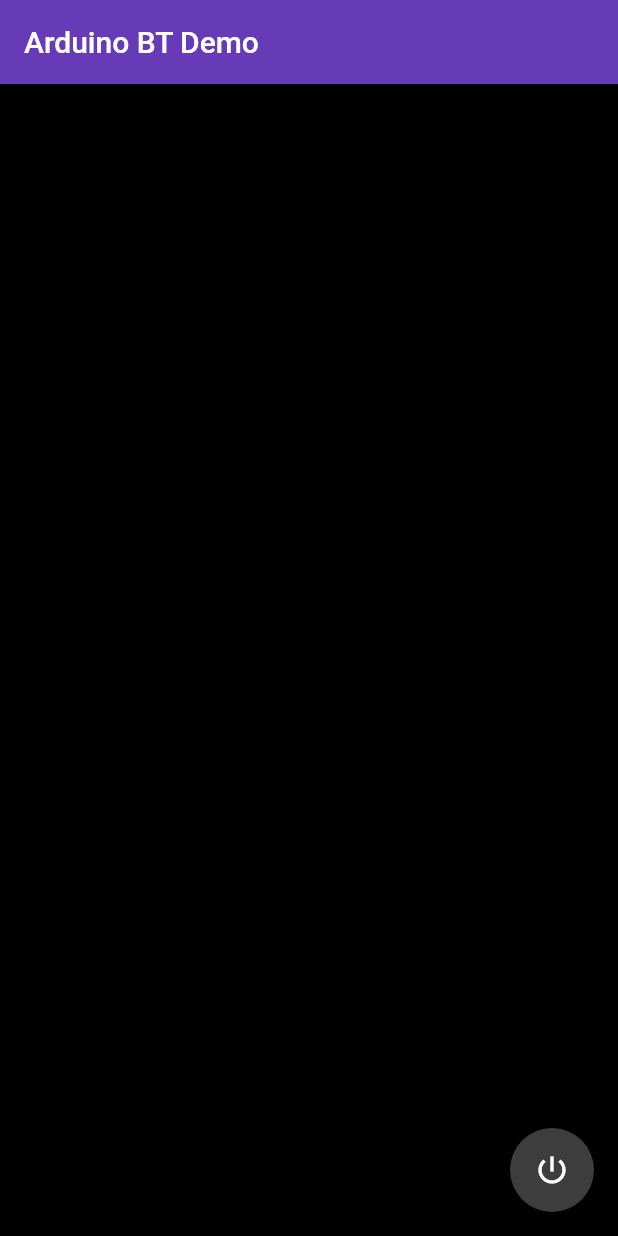
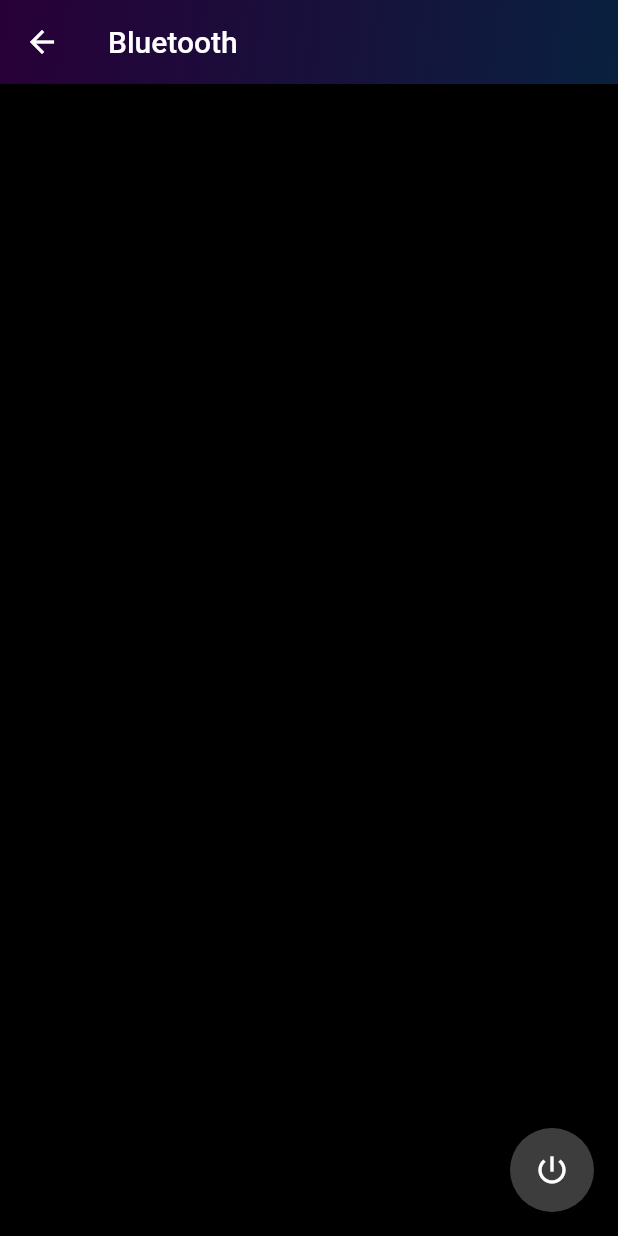
Before and after one commit to sigl-hamilton/keeprFlutter, a Flutter app: the screen it shows after launch, after a tap on the "bluetooth connected" icon, on a phone screen of 412 x 824 dp. Run offline on Flutter 3.47's test engine with Material 2 defaults, Android fonts, the phone set to English and light mode, and no system bars; statements that could not run were skipped.

Commit message:
Added custom nav bar color

```diff
--- a/lib/screens/bluetooth_main.dart
+++ b/lib/screens/bluetooth_main.dart
@@ -1,30 +1,16 @@
 import 'package:flutter/material.dart';
+import 'package:keepr/screens/nav_bar_color.dart';
 import 'dart:async';
 import 'bt_controller.dart';
 
 //void main() => runApp(ArduinoBT());
 
-class ArduinoBT extends StatelessWidget {
+class ArduinoBT extends StatefulWidget {
   @override
-  Widget build(BuildContext context) {
-    return MaterialApp(
-      title: 'Arduino BT Demo',
-      theme: ThemeData(primarySwatch: Colors.deepPurple),
-      home: MainPage(title: 'Arduino BT Demo'),
-    );
-  }
+  createState() => ArduinoBTState();
 }
 
-class MainPage extends StatefulWidget {
-  MainPage({Key key, this.title}) : super(key: key);
-
-  final String title;
-
-  @override
-  _MainPageState createState() => _MainPageState();
-}
-
-class _MainPageState extends State<MainPage> {
+class ArduinoBTState extends State<ArduinoBT> {
   String sensorValue = "N/A";
   bool ledState = false;
 
@@ -45,13 +31,13 @@ class _MainPageState extends State<MainPage> {
     setState(() {
       ledState = !ledState;
     });
-   // BTController.transmit(ledState ? '0' : '1');
+    // BTController.transmit(ledState ? '0' : '1');
   }
 
   Future<void> scanDevices() async {
-   // BTController.enumerateDevices().then((devices) {
-  //    onGetDevices(devices);
-  //  });
+    // BTController.enumerateDevices().then((devices) {
+    //    onGetDevices(devices);
+    //  });
   }
 
   void onGetDevices(List<dynamic> devices) {
@@ -79,7 +65,7 @@ class _MainPageState extends State<MainPage> {
 
   selectDevice(String deviceAddress) {
     Navigator.of(context, rootNavigator: true).pop('dialog');
-   // BTController.connect(deviceAddress);
+    // BTController.connect(deviceAddress);
   }
 
   @override
@@ -88,7 +74,10 @@ class _MainPageState extends State<MainPage> {
     TextTheme theme = Theme.of(context).textTheme;
 
     return Scaffold(
-      appBar: AppBar(title: Text(widget.title)),
+      appBar: AppBar(
+          automaticallyImplyLeading: true,
+          title: Text("Bluetooth"),
+          flexibleSpace: NavBarColor()),
       body: Container(
         decoration: BoxDecoration(color: Colors.black),
         child: Center(
--- a/lib/screens/home.dart
+++ b/lib/screens/home.dart
@@ -5,6 +5,6 @@ import 'item_list.dart';
 class Home extends StatelessWidget {
   @override
   Widget build(BuildContext context) {
-    return new MaterialApp(title: 'Keepr', home: new ItemList());
+    return MaterialApp(title: 'Keepr', home: new ItemList());
   }
 }
--- a/lib/screens/item_list.dart
+++ b/lib/screens/item_list.dart
@@ -1,16 +1,17 @@
 import 'package:flutter/material.dart';
 import 'package:keepr/screens/bluetooth_main.dart';
+import 'package:keepr/screens/nav_bar_color.dart';
 
 class Home extends StatelessWidget {
   @override
   Widget build(BuildContext context) {
-    return new MaterialApp(title: 'Keepr', home: new ItemList());
+    return MaterialApp(title: 'Keepr', home: ItemList());
   }
 }
 
 class ItemList extends StatefulWidget {
   @override
-  createState() => new ItemListState();
+  createState() => ItemListState();
 }
 
 class ItemListState extends State<ItemList> {
@@ -28,12 +29,12 @@ class ItemListState extends State<ItemList> {
   }
 
   Widget _buildTodoItem(String todoText, int index) {
-    return new Card(
+    return Card(
         child: ListTile(
             leading: FlutterLogo(),
             trailing: Icon(Icons.more_vert),
             onTap: () => _promptRemoveTodoItem(index),
-            title: new Text(todoText)),
+            title: Text(todoText)),
         elevation: 4.0);
   }
 
@@ -60,14 +61,14 @@ class ItemListState extends State<ItemList> {
     showDialog(
         context: context,
         builder: (BuildContext context) {
-          return new AlertDialog(
-              title: new Text('Supprimer "${_todoItems[index]}" de la liste ?'),
+          return AlertDialog(
+              title: Text('Supprimer "${_todoItems[index]}" de la liste ?'),
               actions: <Widget>[
-                new FlatButton(
-                    child: new Text('Annuler'),
+                FlatButton(
+                    child: Text('Annuler'),
                     onPressed: () => Navigator.of(context).pop()),
-                new FlatButton(
-                    child: new Text('Supprimer'),
+                FlatButton(
+                    child: Text('Supprimer'),
                     onPressed: () {
                       _removeTodoItem(index);
                       Navigator.of(context).pop();
@@ -81,30 +82,19 @@ class ItemListState extends State<ItemList> {
     Navigator.of(context).push(
         // MaterialPageRoute will automatically animate the screen entry, as well
         // as adding a back button to close it
-        new MaterialPageRoute(builder: (context) {
-      return new Scaffold(
-          appBar: new AppBar(
-            title: new Text('Ajouter un objet'),
-            flexibleSpace: Container(
-              decoration: BoxDecoration(
-                gradient: LinearGradient(
-                  begin: Alignment.topLeft,
-                  end: Alignment.bottomRight,
-                  colors: <Color>[
-                    Color(0xff280038),
-                    Color(0xff09203f)
-                  ], // Couleur de la nav bar
-                ),
-              ),
-            ),
+        MaterialPageRoute(builder: (context) {
+      return Scaffold(
+          appBar: AppBar(
+            title: Text('Ajouter un objet'),
+            flexibleSpace: NavBarColor()
           ),
-          body: new TextField(
+          body: TextField(
             autofocus: true,
             onSubmitted: (val) {
               _addTodoItem(val);
               Navigator.pop(context); // Close the add todo screen
             },
-            decoration: new InputDecoration(
+            decoration: InputDecoration(
                 hintText: 'Enter le nom de l\'objet',
                 contentPadding: const EdgeInsets.all(16.0)),
           ));
@@ -112,31 +102,20 @@ class ItemListState extends State<ItemList> {
   }
 
   Widget build(BuildContext context) {
-    return new Scaffold(
-        appBar: new AppBar(
+    return Scaffold(
+        appBar: AppBar(
           centerTitle: true,
           elevation: 10.0,
-          title: new Text('Keepr Mobile'),
+          title: Text('Keepr Mobile'),
           actions: <Widget>[
             IconButton(
-              icon: new Icon(Icons.delete),
+              icon: Icon(Icons.delete),
               onPressed: () {
                 _clearTodoItem();
               },
             )
           ],
-          flexibleSpace: Container(
-            decoration: BoxDecoration(
-              gradient: LinearGradient(
-                begin: Alignment.topLeft,
-                end: Alignment.bottomRight,
-                colors: <Color>[
-                  Color(0xff280038),
-                  Color(0xff09203f)
-                ], // Couleur de la nav bar
-              ),
-            ),
-          ),
+          flexibleSpace: NavBarColor()
         ),
         body: _buildItemList(),
         backgroundColor: Color(0xffbdbdbd),
--- /dev/null
+++ b/lib/screens/nav_bar_color.dart
@@ -0,0 +1,19 @@
+import 'package:flutter/material.dart';
+
+class NavBarColor extends StatelessWidget {
+  @override
+  Widget build(BuildContext context) {
+    return Container(
+      decoration: BoxDecoration(
+        gradient: LinearGradient(
+          begin: Alignment.topLeft,
+          end: Alignment.bottomRight,
+          colors: <Color>[
+            Color(0xff280038),
+            Color(0xff09203f)
+          ], // Couleur de la nav bar
+        ),
+      ),
+    );
+  }
+}
```
Also changed, not shown: 2 other files.
